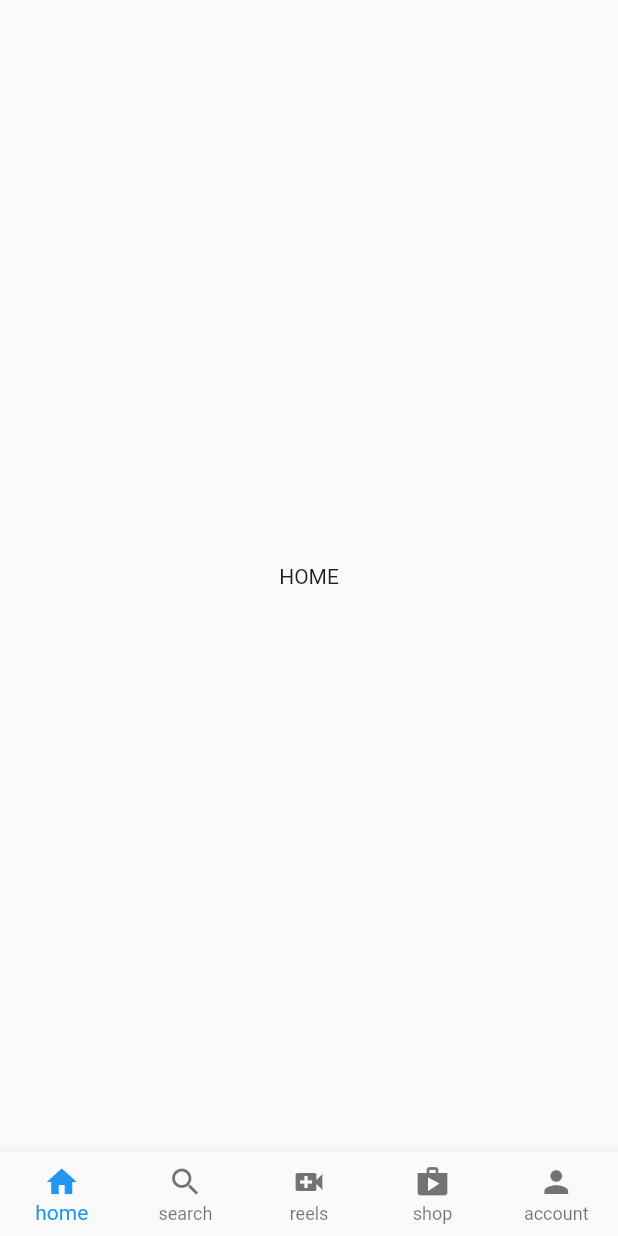
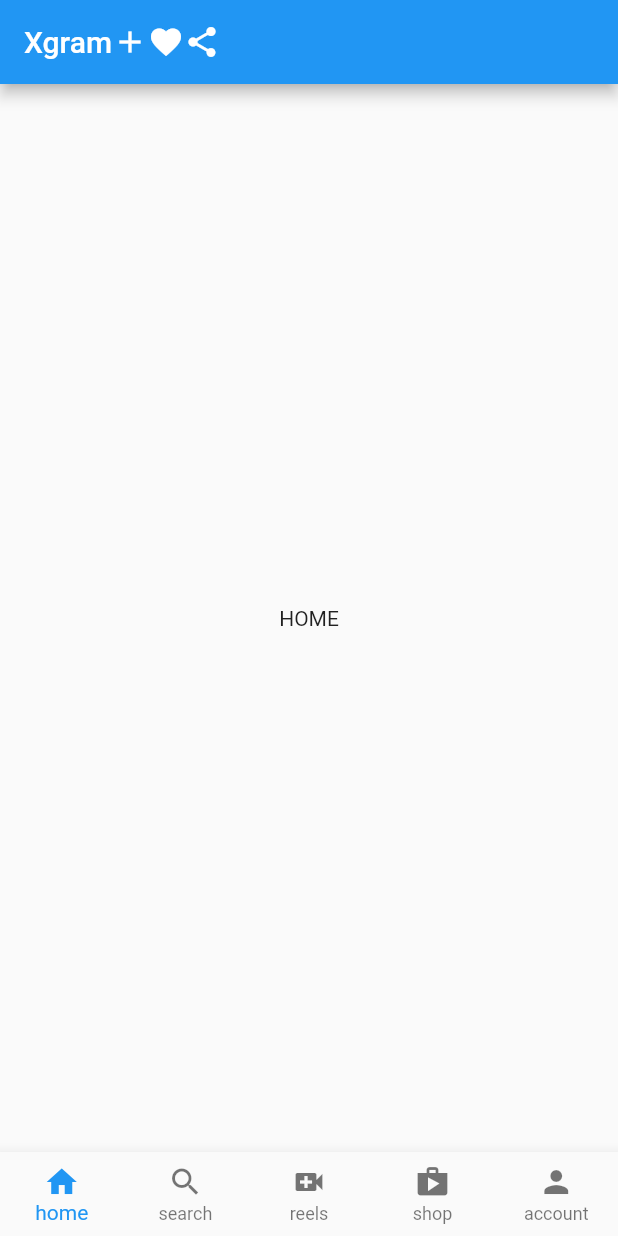
Before and after one commit to jksan-jp/xgram, a Flutter app: the screen it shows after launch, on a phone screen of 412 x 824 dp. Run offline on Flutter 3.47's test engine with Material 2 defaults, Android fonts, the phone set to English and light mode, and no system bars.

Commit message:
homeにappBarの追加

```diff
--- a/lib/pages/home.dart
+++ b/lib/pages/home.dart
@@ -5,8 +5,16 @@ class UserHome extends StatelessWidget {
 
   @override
   Widget build(BuildContext context) {
-    return const Scaffold(
-      body: Center(child: Text('HOME')),
+    return Scaffold(
+      appBar: AppBar(
+        title: Row(children: const [
+          Text('Xgram'),
+          Icon(Icons.add),
+          Icon(Icons.favorite),
+          Icon(Icons.share),
+        ]),
+      ),
+      body: const Center(child: Text('HOME')),
     );
   }
 }
```
